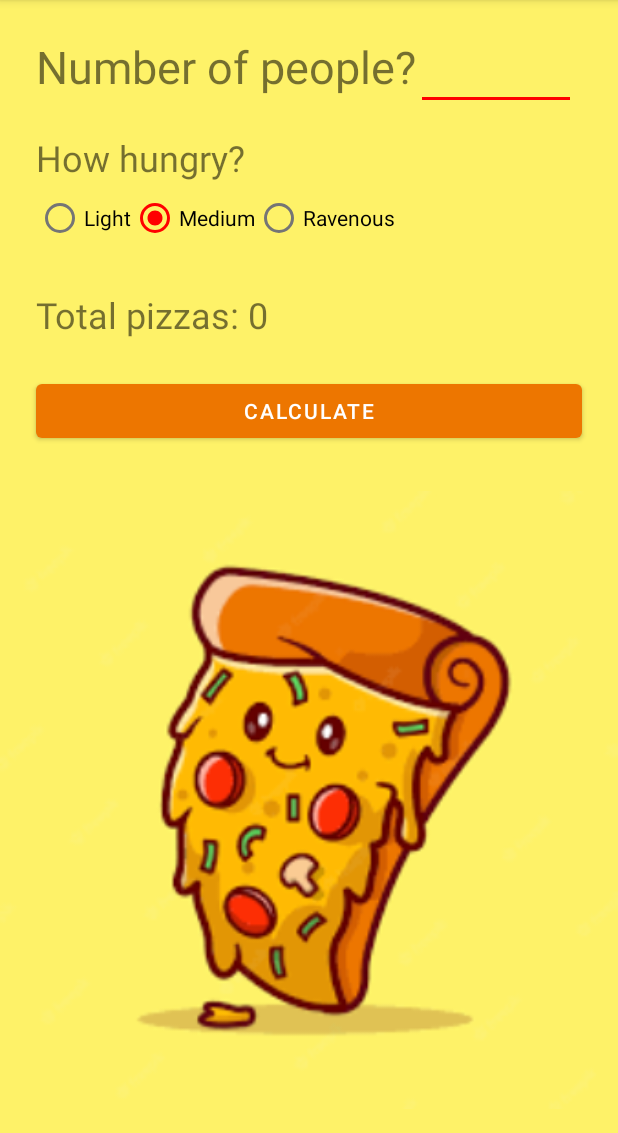
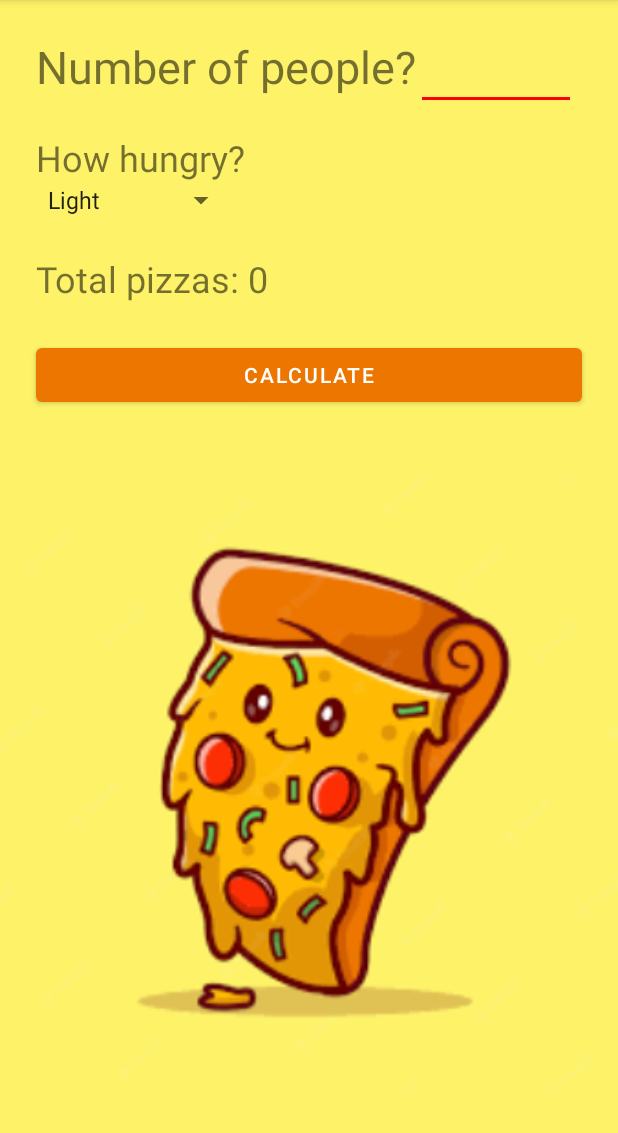
Before and after one commit to Jonathan-R-Diaz/pizzaparty, an Android app: the screen it shows after launch (MainActivity), after a tap on "CALCULATE", on a phone screen of 412 x 824 dp, the part 84-1217 px from its top. Run offline under Robolectric (Android 15) with nearby library versions, the phone set to English and light mode, and no system bars.

Commit message:
Added spinner

```diff
--- a/app/src/main/java/com/example/pizzaparty/MainActivity.java
+++ b/app/src/main/java/com/example/pizzaparty/MainActivity.java
@@ -5,9 +5,13 @@ import android.os.Bundle;
 import android.text.Editable;
 import android.text.TextWatcher;
 import android.view.View;
+import android.widget.AdapterView;
+import android.widget.ArrayAdapter;
 import android.widget.EditText;
-import android.widget.RadioGroup;
+import android.widget.Spinner;
 import android.widget.TextView;
+import android.widget.Toast;
+
 import androidx.appcompat.app.AppCompatActivity;
 
 public class MainActivity extends AppCompatActivity {
@@ -16,7 +20,7 @@ public class MainActivity extends AppCompatActivity {
 
     private EditText mNumAttendEditText;
     private TextView mNumPizzasTextView;
-    private RadioGroup mHowHungryRadioGroup;
+    private Spinner mHowHungrySpinner;
 
     @Override
     protected void onCreate(Bundle savedInstanceState) {
@@ -26,7 +30,24 @@ public class MainActivity extends AppCompatActivity {
         // Assign the widgets to fields
         mNumAttendEditText = findViewById(R.id.num_attend_edit_text);
         mNumPizzasTextView = findViewById(R.id.num_pizzas_text_view);
-        mHowHungryRadioGroup = findViewById(R.id.hungry_radio_group);
+
+        mHowHungrySpinner = findViewById(R.id.hungry_spinner);
+        ArrayAdapter<CharSequence> adapter = ArrayAdapter.createFromResource(this, R.array.hunger_array, android.R.layout.simple_spinner_item);
+        adapter.setDropDownViewResource(android.R.layout.simple_spinner_dropdown_item);
+        mHowHungrySpinner.setAdapter(adapter);
+        mHowHungrySpinner.setOnItemSelectedListener(new AdapterView.OnItemSelectedListener() {
+            @Override
+            public void onItemSelected(AdapterView<?> parent, View view, int position, long id) {
+                String item = (String) parent.getItemAtPosition(position);
+                Toast.makeText(MainActivity.this, item, Toast.LENGTH_SHORT).show();
+            }
+
+            @Override
+            public void onNothingSelected(AdapterView<?> parent) {
+            }
+        });
+
+
 
         mNumAttendEditText.addTextChangedListener(new TextWatcher() {
             @Override
@@ -57,15 +78,18 @@ public class MainActivity extends AppCompatActivity {
         }
 
         // Get hunger level selection
-        int checkedId = mHowHungryRadioGroup.getCheckedRadioButtonId();
+        int checkedId = mHowHungrySpinner.getSelectedItemPosition();
         PizzaCalculator.HungerLevel hungerLevel = PizzaCalculator.HungerLevel.RAVENOUS;
-        if (checkedId == R.id.light_radio_button) {
+        if (checkedId == 0) {
             hungerLevel = PizzaCalculator.HungerLevel.LIGHT;
         }
-        else if (checkedId == R.id.medium_radio_button) {
+        else if (checkedId == 1) {
             hungerLevel = PizzaCalculator.HungerLevel.MEDIUM;
         }
 
+        else if (checkedId == 2){
+            hungerLevel = PizzaCalculator.HungerLevel.RAVENOUS;
+        }
         // Get the number of pizzas needed
         PizzaCalculator calc = new PizzaCalculator(numAttend, hungerLevel);
         int totalPizzas = calc.getTotalPizzas();
--- a/app/src/main/res/layout/activity_main.xml
+++ b/app/src/main/res/layout/activity_main.xml
@@ -41,45 +41,21 @@
         android:layout_marginTop="@dimen/default_margin"
         android:text="@string/how_hungry"
         android:textSize="24sp"
-        android:labelFor="@id/hungry_radio_group"
+        android:labelFor="@id/hungry_spinner"
 
         app:layout_constraintLeft_toLeftOf="@id/num_people_text"
         app:layout_constraintTop_toBottomOf="@id/num_people_text"/>
 
-    <RadioGroup
-        android:id="@+id/hungry_radio_group"
+    <Spinner
+        android:id="@+id/hungry_spinner"
         android:layout_width="wrap_content"
         android:layout_height="wrap_content"
         android:orientation="horizontal"
 
         app:layout_constraintLeft_toLeftOf="@id/how_hungry_text"
         app:layout_constraintTop_toBottomOf="@id/how_hungry_text">
-        <RadioButton
-            android:id="@+id/light_radio_button"
-            android:text="@string/light"
-            android:layout_width="wrap_content"
-            android:layout_height="wrap_content"
 
-            app:layout_constraintLeft_toLeftOf="@id/how_hungry_text"
-            app:layout_constraintTop_toBottomOf="@id/how_hungry_text"/>
-        <RadioButton
-            android:id="@+id/medium_radio_button"
-            android:text="@string/medium"
-            android:layout_width="wrap_content"
-            android:layout_height="wrap_content"
-            android:checked="true"
-
-            app:layout_constraintLeft_toRightOf="@id/light_radio_button"
-            app:layout_constraintTop_toBottomOf="@id/how_hungry_text"/>
-        <RadioButton
-            android:id="@+id/ravenous_radio_button"
-            android:text="@string/v_hungry"
-            android:layout_width="wrap_content"
-            android:layout_height="wrap_content"
-
-            app:layout_constraintLeft_toRightOf="@id/medium_radio_button"
-            app:layout_constraintTop_toBottomOf="@id/how_hungry_text" />
-    </RadioGroup>
+    </Spinner>
 
     <TextView
         android:id="@+id/num_pizzas_text_view"
@@ -89,8 +65,8 @@
         android:layout_marginTop="@dimen/default_margin"
         android:textSize="24sp"
 
-        app:layout_constraintLeft_toLeftOf="@id/hungry_radio_group"
-        app:layout_constraintTop_toBottomOf="@id/hungry_radio_group"
+        app:layout_constraintLeft_toLeftOf="@id/hungry_spinner"
+        app:layout_constraintTop_toBottomOf="@id/hungry_spinner"
         />
 
     <Button
--- a/app/src/main/res/values/strings.xml
+++ b/app/src/main/res/values/strings.xml
@@ -10,4 +10,9 @@
     <string name="total_pizzas_num">Total pizzas: %d</string>
     <string name="button_text">CALCULATE</string>
     <string name="total_pizza_default">Total pizzas: 0</string>
+    <string-array name="hunger_array">
+        <item>Light</item>
+        <item>Medium</item>
+        <item>Ravenous</item>
+    </string-array>
 </resources>
```
